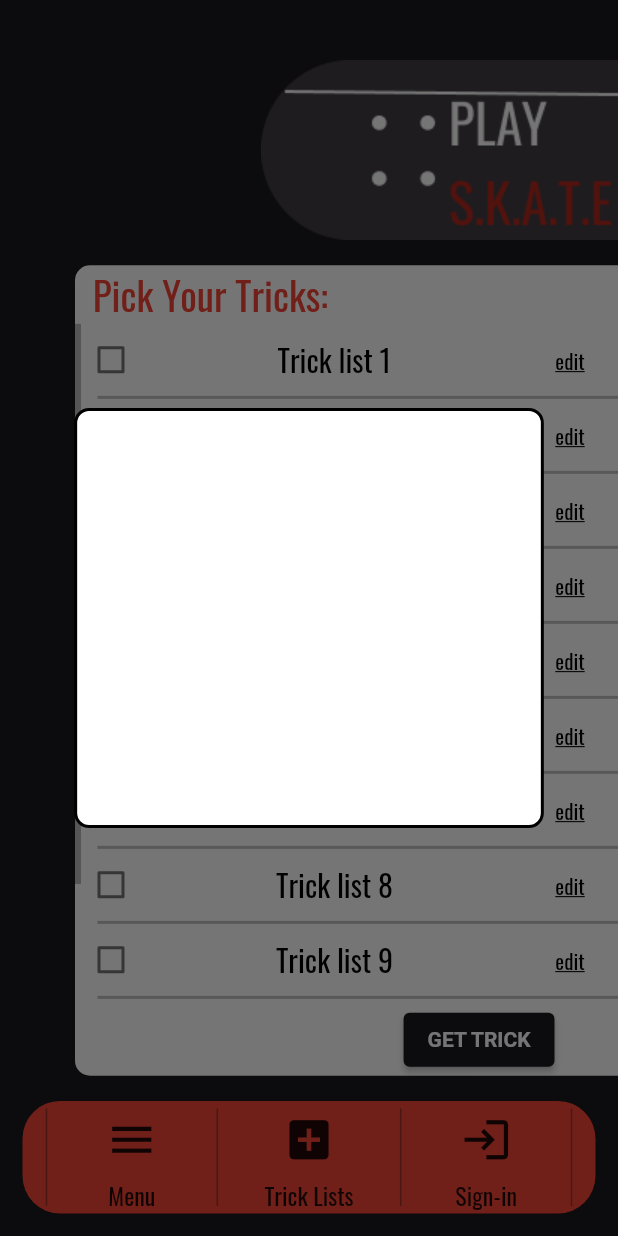
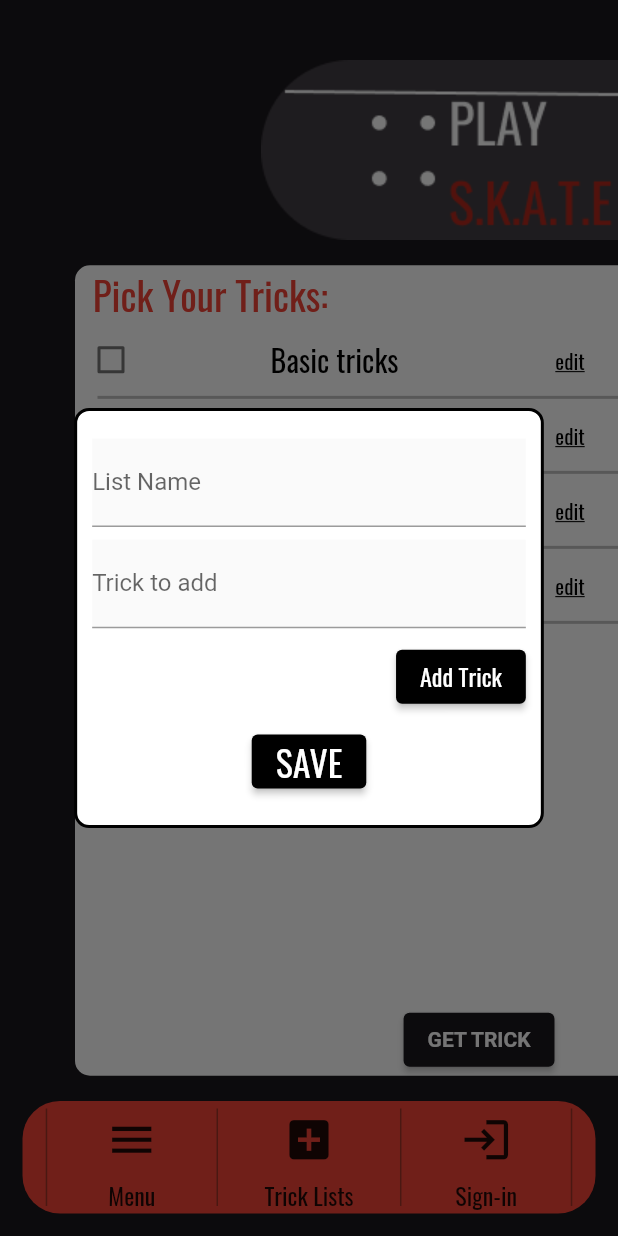
Before and after one commit to FherRodz/Play-Skate, a Flutter app: the HomePage screen opened directly, after a tap on "ADD LIST", on a phone screen of 412 x 824 dp. Run offline on Flutter 3.47's test engine with Material 2 defaults, Android fonts, the phone set to English and light mode, and no system bars.

Commit message:
fixed add list and menu

```diff
--- a/lib/widgets/add_list_form.dart
+++ b/lib/widgets/add_list_form.dart
@@ -1,36 +1,111 @@
 import 'package:flutter/material.dart';
 
+import '../pages/home_page.dart';
+
 class AddListForm extends StatefulWidget {
-  const AddListForm({Key? key}) : super(key: key);
+  // const AddListForm({Key? key}) : super(key: key);
+
+  List<String> _trickList;
+  final Function _update;
+  AddListForm(this._trickList, this._update);
 
   @override
   State<AddListForm> createState() => _AddListFormState();
 }
 
 class _AddListFormState extends State<AddListForm> {
+  final _formKey = GlobalKey<FormState>();
+  bool _isTrick = false;
+  var _trickController  = TextEditingController();
+  var _nameController  = TextEditingController();
+
+  String _name = '';
+
   @override
   Widget build(BuildContext context) {
-    double width = MediaQuery.of(context).size.width;
-    double height = MediaQuery.of(context).size.height;
-
-   return Hero(
-      tag: 'addListForm',
-      child: Padding(
-        padding: EdgeInsets.fromLTRB(width*.12,height*.33,width*.12,height*.33),
-        child: SizedBox(
-          height: 100,
-          width: 100,
-          child: Container(
-            decoration: BoxDecoration(
-              color: Colors.white,
-              borderRadius: BorderRadius.circular(10),
-              border: Border.all(
-                width: 2
-              )
+    return Form(
+      key: _formKey,
+      child: Container(
+        padding: EdgeInsets.all(10),
+        child: Column(
+          mainAxisAlignment: MainAxisAlignment.spaceEvenly,
+          crossAxisAlignment: CrossAxisAlignment.center,
+          children: [
+            Material(
+              child: TextFormField(
+                controller: _nameController,
+                decoration: const InputDecoration(
+                  label: Text('List Name')
+                ),
+                validator: (value){
+                  if (value == null || value.isEmpty) {
+                    return 'Please enter a list name.';
+                  }
+                  _name = value;
+                  return null;
+                },
+              ),
             ),
-          ),
+            Material(
+              child: TextFormField(
+                controller: _trickController,
+                decoration: const InputDecoration(
+                    label: Text('Trick to add')
+                ),
+                validator: (value){
+                  if (!_isTrick) {
+                    return 'Please enter at least one trick';
+                  }
+                  return null;
+                },
+              ),
+            ),
+            Row(
+              mainAxisAlignment: MainAxisAlignment.end,
+              children: [
+                ElevatedButton(
+                  style: ElevatedButton.styleFrom(
+                      primary: Colors.black,
+                      onPrimary: Colors.white,
+                      textStyle: const TextStyle(
+                          fontFamily: 'Oswald',
+                          fontSize: 16
+                      )
+                  ),
+                  onPressed: () {
+                    _isTrick = true;
+                    _trickController.clear();
+                  },
+                  child: const Text('Add Trick'),
+                ),
+              ],
+            ),
+            ElevatedButton(
+              style: ElevatedButton.styleFrom(
+                  primary: Colors.black,
+                  onPrimary: Colors.white,
+                  textStyle: const TextStyle(
+                      fontFamily: 'Oswald',
+                      fontSize: 24
+                  )
+              ),
+              onPressed: () {
+                // Validate returns true if the form is valid, or false otherwise.
+                if (_formKey.currentState!.validate()) {
+                  widget._update(_name);
+                  // If the form is valid, display a snackbar. In the real world,
+                  // you'd often call a server or save the information in a database.
+                  _nameController.clear();
+                  ScaffoldMessenger.of(context).showSnackBar(
+                    const SnackBar(content: Text('Processing Data')),
+                  );
+                }
+              },
+              child: const Text('SAVE'),
+            ),
+          ],
         ),
-      )
+      ),
     );
   }
 }
--- /dev/null
+++ b/lib/widgets/add_list_pop_up.dart
@@ -0,0 +1,50 @@
+import 'package:flutter/material.dart';
+import 'package:play_skate/widgets/add_list_form.dart';
+
+class AddListPopUp extends StatefulWidget {
+  // const AddListPopUp({Key? key}) : super(key: key);
+
+  List<String> _trickList;
+  final Function _update;
+  AddListPopUp(this._trickList, this._update);
+
+  @override
+  State<AddListPopUp> createState() => _AddListPopUpState();
+}
+
+class _AddListPopUpState extends State<AddListPopUp> {
+
+  @override
+  Widget build(BuildContext context) {
+    double width = MediaQuery.of(context).size.width;
+    double height = MediaQuery.of(context).size.height;
+
+    final _formKey = GlobalKey<FormState>();
+
+    return Hero(
+      tag: 'addListForm',
+      child: Padding(
+        padding: EdgeInsets.fromLTRB(width*.12,height*.33,width*.12,height*.33),
+        child: SizedBox(
+          height: 100,
+          width: 100,
+          child: Container(
+            decoration: BoxDecoration(
+              color: Colors.white,
+              borderRadius: BorderRadius.circular(10),
+              border: Border.all(
+                width: 2
+              )
+            ),
+            child: Column(
+              children: [
+                Expanded(
+                    child: AddListForm(widget._trickList, widget._update)),
+              ],
+            ),
+          ),
+        ),
+      )
+    );
+  }
+}
--- a/lib/widgets/trick_list_box.dart
+++ b/lib/widgets/trick_list_box.dart
@@ -3,7 +3,7 @@ import 'package:play_skate/pages/skate_page.dart';
 import 'package:play_skate/widgets/hero_add_list_route.dart';
 import '/widgets/skate_button.dart';
 import '/widgets/list_item.dart';
-import '/widgets/add_list_form.dart';
+import '/widgets/add_list_pop_up.dart';
 
 
 class TrickListBox extends StatefulWidget {
@@ -14,6 +14,8 @@ class TrickListBox extends StatefulWidget {
 }
 
 class _TrickListBoxState extends State<TrickListBox> {
+  final List<String> trickListItems = ['Basic tricks', 'Flat ground tricks', 'Flip tricks', 'Ledge tricks'];
+
   @override
   Widget build(BuildContext context) {
     double width = MediaQuery.of(context).size.width;
@@ -21,16 +23,22 @@ class _TrickListBoxState extends State<TrickListBox> {
 
     var _showAddForm = false;
 
-    final trickListItems = List<String>.generate(
-      11,
-        (int i) => 'Trick list ${i+1}'
-    );
+    // final trickListItems = List<String>.generate(
+    //   11,
+    //     (int i) => 'Trick list ${i+1}'
+    // );
 
+
+    void _updateList(String trick){
+      setState(() {
+        trickListItems.add(trick);
+      });
+    }
 
     void _addList(){
       print('add list function');
       Navigator.of(context).push(HeroAddListRoute(builder: (context) {
-        return const AddListForm();
+        return AddListPopUp(trickListItems, _updateList);
       }));
     }
 
```
Also changed, not shown: lib/widgets/pop_up_menu.dart (+44 -10 lines).
